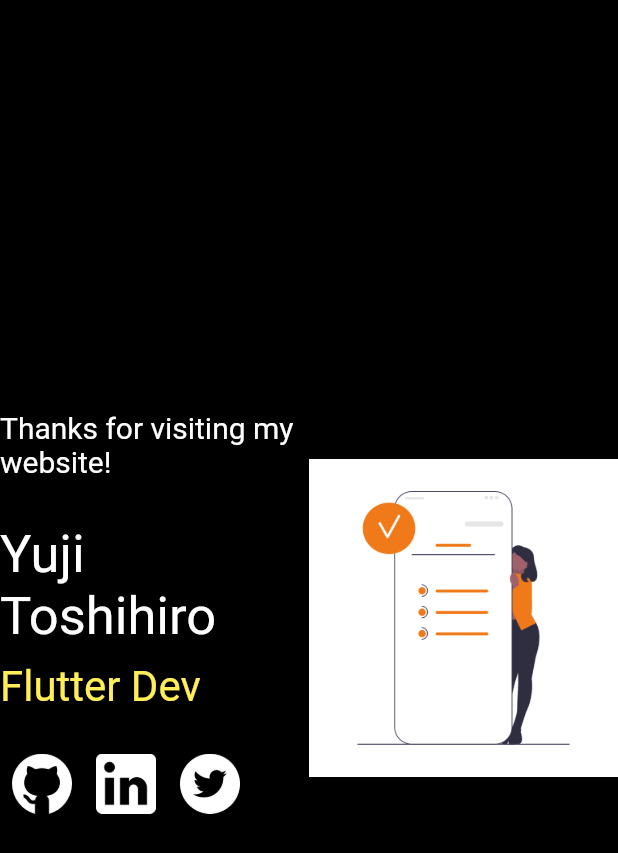
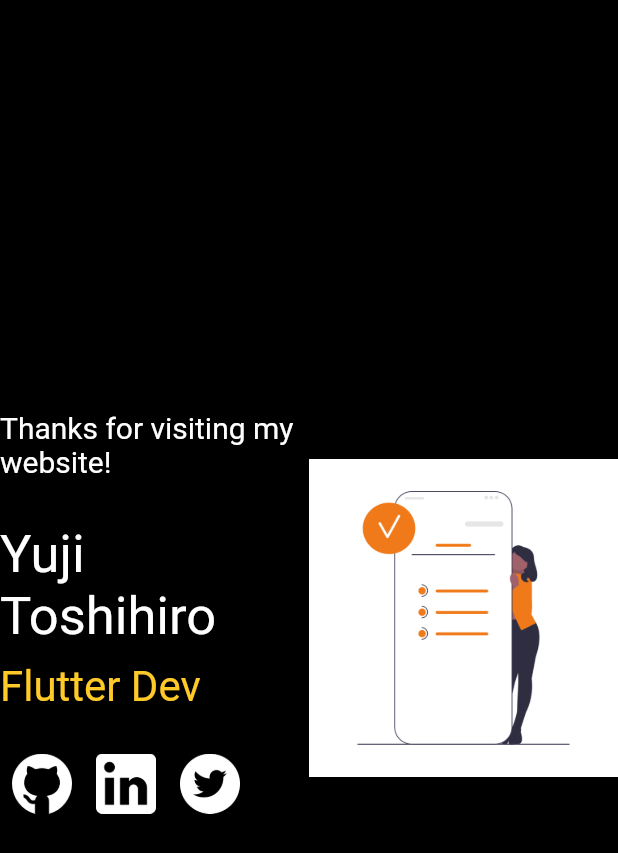
Before and after one commit to honganji/portfolio, a Flutter app: the DesktopHome screen opened directly, on a phone screen of 412 x 824 dp. Shown: the top 853 px of the screen. Run offline on Flutter 3.47's test engine with Material 2 defaults, Android fonts, the light colour scheme and no system bars; our stand-ins replace firebase_core, flutter_staggered_animations; accounts and stored records are empty.

Commit message:
refactor all code

```diff
--- a/lib/sections/about/mobile_about.dart
+++ b/lib/sections/about/mobile_about.dart
@@ -13,7 +13,7 @@ class MobileAbout extends StatelessWidget {
       body: Column(
         mainAxisAlignment: MainAxisAlignment.spaceEvenly,
         children: AnimationConfiguration.toStaggeredList(
-          duration: Duration(milliseconds: 630),
+          duration: const Duration(milliseconds: 630),
           childAnimationBuilder: (widget) => SlideAnimation(
             child: FadeInAnimation(
               child: widget,
--- a/lib/sections/experience/desktop_experience.dart
+++ b/lib/sections/experience/desktop_experience.dart
@@ -37,9 +37,9 @@ class DesktopExperience extends StatelessWidget {
                         style: TextStyle(color: Colors.white, fontSize: 20),
                       ),
                     ),
-                    const Text(
+                    Text(
                       "BlockChain Engineer",
-                      style: TextStyle(color: Colors.white, fontSize: 27),
+                      style: TextStyle(color: Colors.amber[400], fontSize: 27),
                     ),
                   ],
                 ),
--- a/lib/sections/home/desktop_home.dart
+++ b/lib/sections/home/desktop_home.dart
@@ -36,7 +36,7 @@ class DesktopHome extends StatelessWidget {
                   ),
                   Text(
                     "Flutter Dev",
-                    style: TextStyle(color: Colors.yellow[400], fontSize: 28),
+                    style: TextStyle(color: Colors.amber[400], fontSize: 28),
                   ),
                   const SizedBox(
                     height: 20,
@@ -87,7 +87,7 @@ class DesktopHome extends StatelessWidget {
             Expanded(
               child: Center(
                 child: Container(
-                  decoration: BoxDecoration(color: Colors.black),
+                  decoration: const BoxDecoration(color: Colors.black),
                   child: Image.asset(
                     "assets/img/mobile.png",
                     height: 300,
```
Also changed, not shown: lib/sections/home/mobile_home.dart (+0 -12 lines), lib/widgets/desktop_skill_box.dart (+4 -3 lines), lib/widgets/mobile_skill_box.dart (+4 -3 lines).
